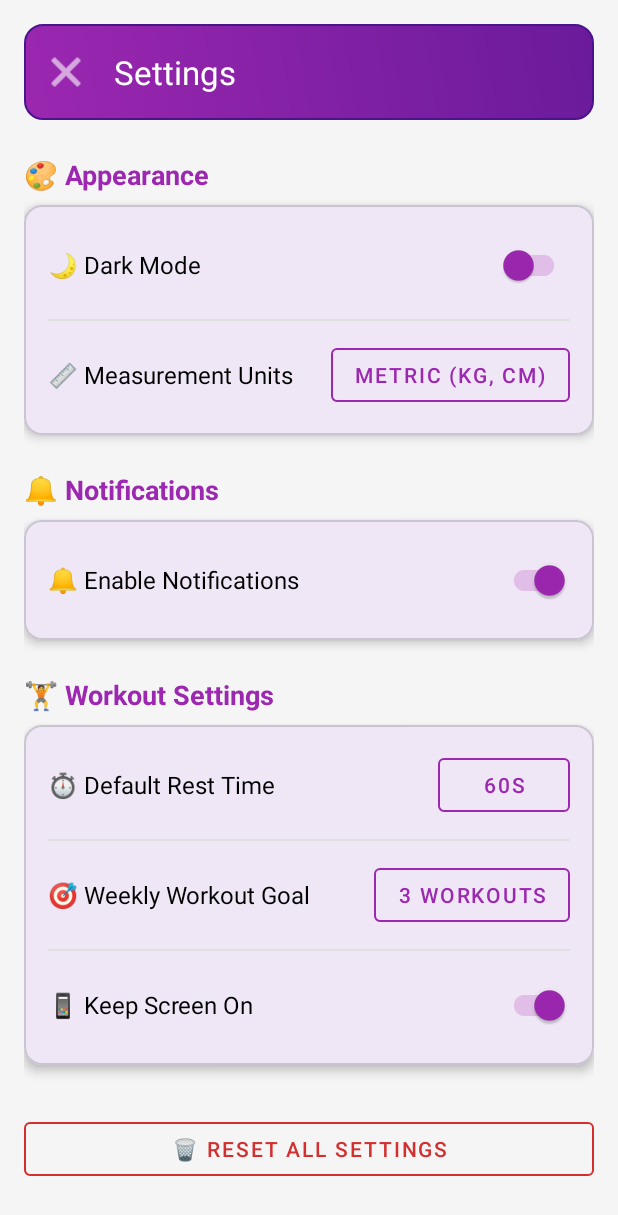
After one commit to andreeavilcu/FitTracker_Android, an Android app: the SettingsFragment screen opened through its navigation route, on a phone screen of 412 x 824 dp. The commit adds this screen. Shown: the top 1215 px of the screen. Run offline under Robolectric (Android 15) with nearby library versions, the phone set to English and light mode, and no system bars; our stand-ins replace Room's generated code.

Commit message:
implement settings

```diff
--- /dev/null
+++ b/app/src/main/java/com/example/fittracker_android/ui/settings/SettingsFragment.kt
@@ -0,0 +1,217 @@
+package com.example.fittracker_android.ui.settings
+
+import android.app.AlertDialog
+import android.os.Bundle
+import android.view.LayoutInflater
+import android.view.View
+import android.view.ViewGroup
+import android.widget.Button
+import android.widget.Toast
+import androidx.fragment.app.Fragment
+import androidx.navigation.fragment.findNavController
+import com.example.fittracker_android.FitTrackerApplication
+import com.example.fittracker_android.R
+import com.example.fittracker_android.data.local.Units
+import com.google.android.material.appbar.MaterialToolbar
+import com.google.android.material.switchmaterial.SwitchMaterial
+
+class SettingsFragment : Fragment() {
+
+    // UI Components
+    private lateinit var toolbar: MaterialToolbar
+    private lateinit var switchDarkMode: SwitchMaterial
+    private lateinit var switchNotifications: SwitchMaterial
+    private lateinit var switchKeepScreenOn: SwitchMaterial
+    private lateinit var buttonUnits: Button
+    private lateinit var buttonRestTime: Button
+    private lateinit var buttonWeeklyGoal: Button
+    private lateinit var buttonResetSettings: Button
+
+    // SharedPreferences Manager
+    private val prefsManager by lazy {
+        (requireActivity().application as FitTrackerApplication).userPreferencesManager
+    }
+
+    override fun onCreateView(
+        inflater: LayoutInflater,
+        container: ViewGroup?,
+        savedInstanceState: Bundle?
+    ): View? {
+        return inflater.inflate(R.layout.fragment_settings, container, false)
+    }
+
+    override fun onViewCreated(view: View, savedInstanceState: Bundle?) {
+        super.onViewCreated(view, savedInstanceState)
+
+        initializeViews(view)
+        loadCurrentSettings()
+        setupClickListeners()
+    }
+
+    private fun initializeViews(view: View) {
+        toolbar = view.findViewById(R.id.toolbar)
+        switchDarkMode = view.findViewById(R.id.switchDarkMode)
+        switchNotifications = view.findViewById(R.id.switchNotifications)
+        switchKeepScreenOn = view.findViewById(R.id.switchKeepScreenOn)
+        buttonUnits = view.findViewById(R.id.buttonUnits)
+        buttonRestTime = view.findViewById(R.id.buttonRestTime)
+        buttonWeeklyGoal = view.findViewById(R.id.buttonWeeklyGoal)
+        buttonResetSettings = view.findViewById(R.id.buttonResetSettings)
+    }
+
+    private fun loadCurrentSettings() {
+        try {
+            // Load current values from SharedPreferences
+            switchDarkMode.isChecked = prefsManager.getDarkMode()
+            switchNotifications.isChecked = prefsManager.getNotificationsEnabled()
+            switchKeepScreenOn.isChecked = prefsManager.getKeepScreenOn()
+
+            // Update button texts
+            updateUnitsButton()
+            updateRestTimeButton()
+            updateWeeklyGoalButton()
+
+        } catch (e: Exception) {
+            Toast.makeText(context, "Error loading settings: ${e.message}", Toast.LENGTH_SHORT).show()
+        }
+    }
+
+    private fun setupClickListeners() {
+        // Toolbar back button
+        toolbar.setNavigationOnClickListener {
+            findNavController().navigateUp()
+        }
+
+        // DARK MODE SWITCH
+        switchDarkMode.setOnCheckedChangeListener { _, isChecked ->
+            prefsManager.setDarkMode(isChecked)
+            showToast("🌙 Dark Mode: ${if (isChecked) "ON" else "OFF"}")
+        }
+
+        // NOTIFICATIONS SWITCH
+        switchNotifications.setOnCheckedChangeListener { _, isChecked ->
+            prefsManager.setNotificationsEnabled(isChecked)
+            showToast("🔔 Notifications: ${if (isChecked) "ON" else "OFF"}")
+        }
+
+        // KEEP SCREEN ON SWITCH
+        switchKeepScreenOn.setOnCheckedChangeListener { _, isChecked ->
+            prefsManager.setKeepScreenOn(isChecked)
+            showToast("📱 Keep Screen On: ${if (isChecked) "ON" else "OFF"}")
+        }
+
+        // UNITS BUTTON
+        buttonUnits.setOnClickListener {
+            showUnitsDialog()
+        }
+
+        // REST TIME BUTTON
+        buttonRestTime.setOnClickListener {
+            showRestTimeDialog()
+        }
+
+        // WEEKLY GOAL BUTTON
+        buttonWeeklyGoal.setOnClickListener {
+            showWeeklyGoalDialog()
+        }
+
+        // RESET SETTINGS BUTTON
+        buttonResetSettings.setOnClickListener {
+            showResetConfirmDialog()
+        }
+    }
+
+    private fun showUnitsDialog() {
+        val currentUnits = prefsManager.getUnits()
+        val options = arrayOf("Metric (kg, cm)", "Imperial (lbs, ft/in)")
+        val currentSelection = if (currentUnits == Units.METRIC) 0 else 1
+
+        AlertDialog.Builder(requireContext())
+            .setTitle("📏 Choose Units")
+            .setSingleChoiceItems(options, currentSelection) { dialog, which ->
+                val newUnits = if (which == 0) Units.METRIC else Units.IMPERIAL
+                prefsManager.setUnits(newUnits)
+                updateUnitsButton()
+                showToast("📏 Units changed to: ${newUnits.displayName}")
+                dialog.dismiss()
+            }
+            .setNegativeButton("Cancel", null)
+            .show()
+    }
+
+    private fun showRestTimeDialog() {
+        val currentRestTime = prefsManager.getDefaultRestTime()
+        val options = arrayOf("30 seconds", "60 seconds", "90 seconds", "120 seconds", "180 seconds")
+        val values = arrayOf(30, 60, 90, 120, 180)
+        val currentSelection = values.indexOf(currentRestTime).takeIf { it >= 0 } ?: 1
+
+        AlertDialog.Builder(requireContext())
+            .setTitle("⏱️ Default Rest Time")
+            .setSingleChoiceItems(options, currentSelection) { dialog, which ->
+                val newRestTime = values[which]
+                prefsManager.setDefaultRestTime(newRestTime)
+                updateRestTimeButton()
+                showToast("⏱️ Rest time set to: ${newRestTime}s")
+                dialog.dismiss()
+            }
+            .setNegativeButton("Cancel", null)
+            .show()
+    }
+
+    private fun showWeeklyGoalDialog() {
+        val currentGoal = prefsManager.getWeeklyWorkoutGoal()
+        val options = arrayOf("1 workout", "2 workouts", "3 workouts", "4 workouts", "5 workouts", "6 workouts", "7 workouts")
+        val values = arrayOf(1, 2, 3, 4, 5, 6, 7)
+        val currentSelection = values.indexOf(currentGoal).takeIf { it >= 0 } ?: 2
+
+        AlertDialog.Builder(requireContext())
+            .setTitle("🎯 Weekly Workout Goal")
+            .setSingleChoiceItems(options, currentSelection) { dialog, which ->
+                val newGoal = values[which]
+                prefsManager.setWeeklyWorkoutGoal(newGoal)
+                updateWeeklyGoalButton()
+                showToast("🎯 Weekly goal set to: $newGoal workouts")
+                dialog.dismiss()
+            }
+            .setNegativeButton("Cancel", null)
+            .show()
+    }
+
+    private fun showResetConfirmDialog() {
+        AlertDialog.Builder(requireContext())
+            .setTitle("🗑️ Reset All Settings")
+            .setMessage("Are you sure you want to reset all settings to default values? This action cannot be undone.")
+            .setPositiveButton("Reset") { _, _ ->
+                resetAllSettings()
+            }
+            .setNegativeButton("Cancel", null)
+            .show()
+    }
+
+    private fun resetAllSettings() {
+        try {
+            prefsManager.clearAllPreferences()
+            loadCurrentSettings() // Reload UI with default values
+            showToast("🗑️ All settings reset to defaults")
+        } catch (e: Exception) {
+            showToast("❌ Error resetting settings: ${e.message}")
+        }
+    }
+
+    private fun updateUnitsButton() {
+        buttonUnits.text = prefsManager.getUnits().displayName
+    }
+
+    private fun updateRestTimeButton() {
+        buttonRestTime.text = "${prefsManager.getDefaultRestTime()}s"
+    }
+
+    private fun updateWeeklyGoalButton() {
+        val goal = prefsManager.getWeeklyWorkoutGoal()
+        buttonWeeklyGoal.text = "$goal workout${if (goal != 1) "s" else ""}"
+    }
+
+    private fun showToast(message: String) {
+        Toast.makeText(context, message, Toast.LENGTH_SHORT).show()
+    }
+}
--- /dev/null
+++ b/app/src/main/res/layout/fragment_settings.xml
@@ -0,0 +1,314 @@
+<?xml version="1.0" encoding="utf-8"?>
+<androidx.core.widget.NestedScrollView xmlns:android="http://schemas.android.com/apk/res/android"
+    xmlns:app="http://schemas.android.com/apk/res-auto"
+    xmlns:tools="http://schemas.android.com/tools"
+    android:layout_width="match_parent"
+    android:layout_height="match_parent"
+    android:background="#F5F5F5">
+
+    <androidx.constraintlayout.widget.ConstraintLayout
+        android:layout_width="match_parent"
+        android:layout_height="wrap_content"
+        android:padding="16dp">
+
+        <com.google.android.material.appbar.MaterialToolbar
+            android:id="@+id/toolbar"
+            android:layout_width="0dp"
+            android:layout_height="?attr/actionBarSize"
+            android:background="@drawable/button_gradient"
+            app:title="Settings"
+            app:titleTextColor="@color/white"
+            app:navigationIcon="@android:drawable/ic_menu_close_clear_cancel"
+            app:navigationIconTint="@color/white"
+            app:layout_constraintEnd_toEndOf="parent"
+            app:layout_constraintStart_toStartOf="parent"
+            app:layout_constraintTop_toTopOf="parent" />
+
+        <!-- APPEARANCE SECTION -->
+        <TextView
+            android:id="@+id/titleAppearance"
+            android:layout_width="0dp"
+            android:layout_height="wrap_content"
+            android:layout_marginTop="24dp"
+            android:text="🎨 Appearance"
+            android:textColor="#9C27B0"
+            android:textSize="18sp"
+            android:textStyle="bold"
+            app:layout_constraintEnd_toEndOf="parent"
+            app:layout_constraintStart_toStartOf="parent"
+            app:layout_constraintTop_toBottomOf="@id/toolbar" />
+
+        <com.google.android.material.card.MaterialCardView
+            android:id="@+id/cardAppearance"
+            android:layout_width="0dp"
+            android:layout_height="wrap_content"
+            android:layout_marginTop="8dp"
+            app:cardCornerRadius="12dp"
+            app:cardElevation="4dp"
+            app:layout_constraintEnd_toEndOf="parent"
+            app:layout_constraintStart_toStartOf="parent"
+            app:layout_constraintTop_toBottomOf="@id/titleAppearance">
+
+            <LinearLayout
+                android:layout_width="match_parent"
+                android:layout_height="wrap_content"
+                android:orientation="vertical"
+                android:padding="16dp">
+
+                <LinearLayout
+                    android:layout_width="match_parent"
+                    android:layout_height="wrap_content"
+                    android:gravity="center_vertical"
+                    android:orientation="horizontal">
+
+                    <TextView
+                        android:layout_width="0dp"
+                        android:layout_height="wrap_content"
+                        android:layout_weight="1"
+                        android:text="🌙 Dark Mode"
+                        android:textColor="@color/black"
+                        android:textSize="16sp" />
+
+                    <com.google.android.material.switchmaterial.SwitchMaterial
+                        android:id="@+id/switchDarkMode"
+                        android:layout_width="wrap_content"
+                        android:layout_height="wrap_content"
+                        app:thumbTint="#9C27B0"
+                        app:trackTint="#E1BEE7" />
+
+                </LinearLayout>
+
+                <View
+                    android:layout_width="match_parent"
+                    android:layout_height="1dp"
+                    android:layout_marginVertical="12dp"
+                    android:background="#E0E0E0" />
+
+                <LinearLayout
+                    android:layout_width="match_parent"
+                    android:layout_height="wrap_content"
+                    android:gravity="center_vertical"
+                    android:orientation="horizontal">
+
+                    <TextView
+                        android:layout_width="0dp"
+                        android:layout_height="wrap_content"
+                        android:layout_weight="1"
+                        android:text="📏 Measurement Units"
+                        android:textColor="@color/black"
+                        android:textSize="16sp" />
+
+                    <Button
+                        android:id="@+id/buttonUnits"
+                        style="@style/Widget.MaterialComponents.Button.OutlinedButton"
+                        android:layout_width="wrap_content"
+                        android:layout_height="wrap_content"
+                        android:text="Metric"
+                        android:textColor="#9C27B0"
+                        app:strokeColor="#9C27B0" />
+
+                </LinearLayout>
+
+            </LinearLayout>
+
+        </com.google.android.material.card.MaterialCardView>
+
+        <!-- NOTIFICATIONS SECTION -->
+        <TextView
+            android:id="@+id/titleNotifications"
+            android:layout_width="0dp"
+            android:layout_height="wrap_content"
+            android:layout_marginTop="24dp"
+            android:text="🔔 Notifications"
+            android:textColor="#9C27B0"
+            android:textSize="18sp"
+            android:textStyle="bold"
+            app:layout_constraintEnd_toEndOf="parent"
+            app:layout_constraintStart_toStartOf="parent"
+            app:layout_constraintTop_toBottomOf="@id/cardAppearance" />
+
+        <com.google.android.material.card.MaterialCardView
+            android:id="@+id/cardNotifications"
+            android:layout_width="0dp"
+            android:layout_height="wrap_content"
+            android:layout_marginTop="8dp"
+            app:cardCornerRadius="12dp"
+            app:cardElevation="4dp"
+            app:layout_constraintEnd_toEndOf="parent"
+            app:layout_constraintStart_toStartOf="parent"
+            app:layout_constraintTop_toBottomOf="@id/titleNotifications">
+
+            <LinearLayout
+                android:layout_width="match_parent"
+                android:layout_height="wrap_content"
+                android:orientation="vertical"
+                android:padding="16dp">
+
+                <LinearLayout
+                    android:layout_width="match_parent"
+                    android:layout_height="wrap_content"
+                    android:gravity="center_vertical"
+                    android:orientation="horizontal">
+
+                    <TextView
+                        android:layout_width="0dp"
+                        android:layout_height="wrap_content"
+                        android:layout_weight="1"
+                        android:text="🔔 Enable Notifications"
+                        android:textColor="@color/black"
+                        android:textSize="16sp" />
+
+                    <com.google.android.material.switchmaterial.SwitchMaterial
+                        android:id="@+id/switchNotifications"
+                        android:layout_width="wrap_content"
+                        android:layout_height="wrap_content"
+                        android:checked="true"
+                        app:thumbTint="#9C27B0"
+                        app:trackTint="#E1BEE7" />
+
+                </LinearLayout>
+
+            </LinearLayout>
+
+        </com.google.android.material.card.MaterialCardView>
+
+        <!-- WORKOUT SETTINGS SECTION -->
+        <TextView
+            android:id="@+id/titleWorkout"
+            android:layout_width="0dp"
+            android:layout_height="wrap_content"
+            android:layout_marginTop="24dp"
+            android:text="🏋️ Workout Settings"
+            android:textColor="#9C27B0"
+            android:textSize="18sp"
+            android:textStyle="bold"
+            app:layout_constraintEnd_toEndOf="parent"
+            app:layout_constraintStart_toStartOf="parent"
+            app:layout_constraintTop_toBottomOf="@id/cardNotifications" />
+
+        <com.google.android.material.card.MaterialCardView
+            android:id="@+id/cardWorkout"
+            android:layout_width="0dp"
+            android:layout_height="wrap_content"
+            android:layout_marginTop="8dp"
+            app:cardCornerRadius="12dp"
+            app:cardElevation="4dp"
+            app:layout_constraintEnd_toEndOf="parent"
+            app:layout_constraintStart_toStartOf="parent"
+            app:layout_constraintTop_toBottomOf="@id/titleWorkout">
+
+            <LinearLayout
+                android:layout_width="match_parent"
+                android:layout_height="wrap_content"
+                android:orientation="vertical"
+                android:padding="16dp">
+
+                <LinearLayout
+                    android:layout_width="match_parent"
+                    android:layout_height="wrap_content"
+                    android:gravity="center_vertical"
+                    android:orientation="horizontal">
+
+                    <TextView
+                        android:layout_width="0dp"
+                        android:layout_height="wrap_content"
+                        android:layout_weight="1"
+                        android:text="⏱️ Default Rest Time"
+                        android:textColor="@color/black"
+                        android:textSize="16sp" />
+
+                    <Button
+                        android:id="@+id/buttonRestTime"
+                        style="@style/Widget.MaterialComponents.Button.OutlinedButton"
+                        android:layout_width="wrap_content"
+                        android:layout_height="wrap_content"
+                        android:text="60s"
+                        android:textColor="#9C27B0"
+                        app:strokeColor="#9C27B0" />
+
+                </LinearLayout>
+
+                <View
+                    android:layout_width="match_parent"
+                    android:layout_height="1dp"
+                    android:layout_marginVertical="12dp"
+                    android:background="#E0E0E0" />
+
+                <LinearLayout
+                    android:layout_width="match_parent"
+                    android:layout_height="wrap_content"
+                    android:gravity="center_vertical"
+                    android:orientation="horizontal">
+
+                    <TextView
+                        android:layout_width="0dp"
+                        android:layout_height="wrap_content"
+                        android:layout_weight="1"
+                        android:text="🎯 Weekly Workout Goal"
+                        android:textColor="@color/black"
+                        android:textSize="16sp" />
+
+                    <Button
+                        android:id="@+id/buttonWeeklyGoal"
+                        style="@style/Widget.MaterialComponents.Button.OutlinedButton"
+                        android:layout_width="wrap_content"
+                        android:layout_height="wrap_content"
+                        android:text="3 workouts"
+                        android:textColor="#9C27B0"
+                        app:strokeColor="#9C27B0" />
+
+                </LinearLayout>
+
+                <View
+                    android:layout_width="match_parent"
+                    android:layout_height="1dp"
+                    android:layout_marginVertical="12dp"
+                    android:background="#E0E0E0" />
+
+                <LinearLayout
+                    android:layout_width="match_parent"
+                    android:layout_height="wrap_content"
+                    android:gravity="center_vertical"
+                    android:orientation="horizontal">
+
+                    <TextView
+                        android:layout_width="0dp"
+                        android:layout_height="wrap_content"
+                        android:layout_weight="1"
+                        android:text="📱 Keep Screen On"
+                        android:textColor="@color/black"
+                        android:textSize="16sp" />
+
+                    <com.google.android.material.switchmaterial.SwitchMaterial
+                        android:id="@+id/switchKeepScreenOn"
+                        android:layout_width="wrap_content"
+                        android:layout_height="wrap_content"
+                        android:checked="true"
+                        app:thumbTint="#9C27B0"
+                        app:trackTint="#E1BEE7" />
+
+                </LinearLayout>
+
+            </LinearLayout>
+
+        </com.google.android.material.card.MaterialCardView>
+
+        <!-- RESET BUTTON -->
+        <Button
+            android:id="@+id/buttonResetSettings"
+            style="@style/Widget.MaterialComponents.Button.OutlinedButton"
+            android:layout_width="0dp"
+            android:layout_height="wrap_content"
+            android:layout_marginTop="32dp"
+            android:layout_marginBottom="32dp"
+            android:text="🗑️ Reset All Settings"
+            android:textColor="#D32F2F"
+            app:strokeColor="#D32F2F"
+            app:layout_constraintBottom_toBottomOf="parent"
+            app:layout_constraintEnd_toEndOf="parent"
+            app:layout_constraintStart_toStartOf="parent"
+            app:layout_constraintTop_toBottomOf="@id/cardWorkout" />
+
+    </androidx.constraintlayout.widget.ConstraintLayout>
+
+</androidx.core.widget.NestedScrollView>
--- a/app/src/main/res/navigation/profile_nav_graph.xml
+++ b/app/src/main/res/navigation/profile_nav_graph.xml
@@ -23,6 +23,11 @@
         <action
             android:id="@+id/action_profile_to_api_data"
             app:destination="@id/apiDataFragment" />
+
+        <!-- ADDED: Navigation to Settings -->
+        <action
+            android:id="@+id/action_profile_to_settings"
+            app:destination="@id/settingsFragment" />
     </fragment>
 
     <fragment
@@ -46,4 +51,12 @@
         android:name="com.example.fittracker_android.data.api.ApiDataFragment"
         android:label="External Data"
         tools:layout="@layout/fragment_api_data" />
+
+    <!-- ADDED: Settings Fragment -->
+    <fragment
+        android:id="@+id/settingsFragment"
+        android:name="com.example.fittracker_android.ui.settings.SettingsFragment"
+        android:label="Settings"
+        tools:layout="@layout/fragment_settings" />
+
 </navigation>
```
Also changed, not shown: app/src/main/java/com/example/fittracker_android/ui/auth/ProfileFragment.kt (+95 -10 lines), app/src/main/res/layout/fragment_profile.xml (+15 -0 lines).
